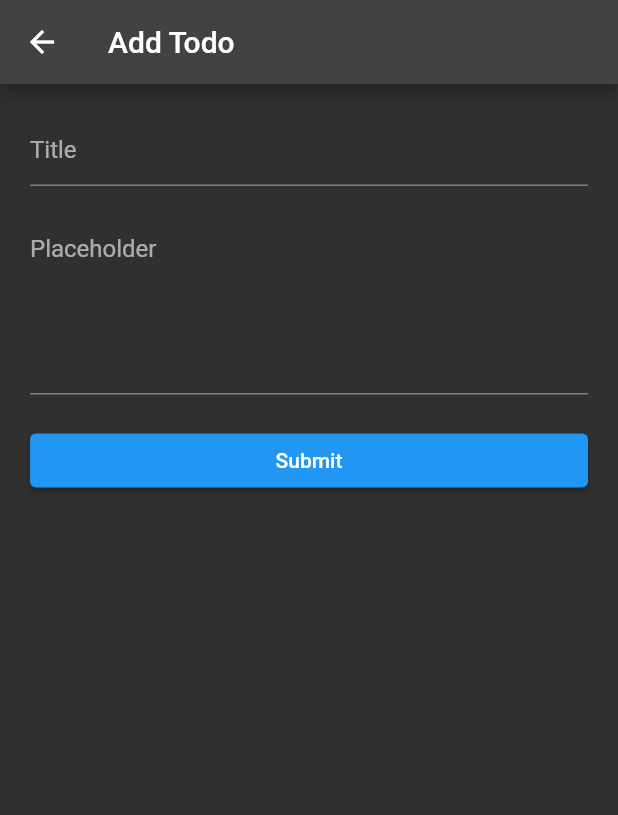
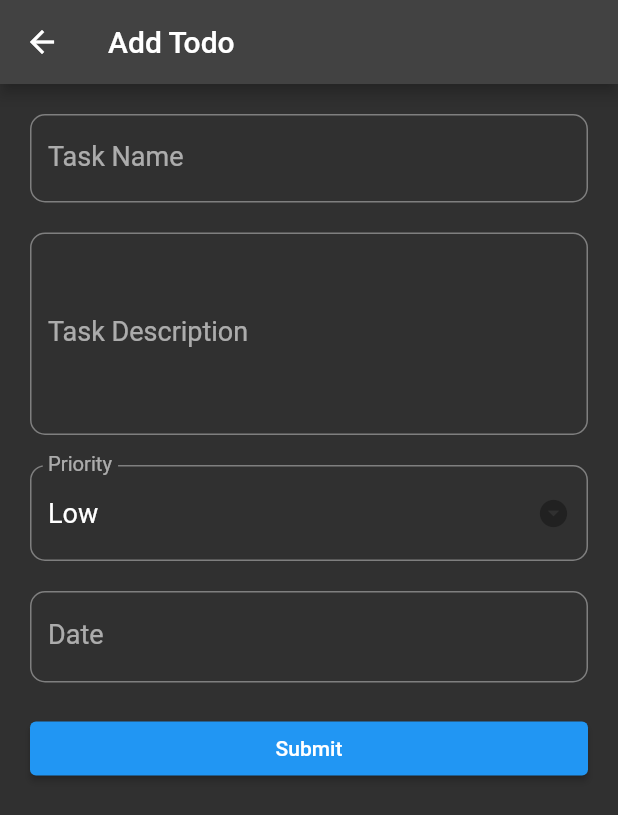
Before and after one commit to justinlaurenso166/Todo-List-Flutter, a Flutter app: the screen it shows after launch, after a tap on "Add", on a phone screen of 412 x 824 dp. Shown: the top 815 px of the screen. Run offline on Flutter 3.47's test engine with Material 2 defaults, Android fonts, the light colour scheme and no system bars; network calls fail.

Commit message:
Refactoring and Add New TextField

```diff
--- a/lib/main.dart
+++ b/lib/main.dart
@@ -11,6 +11,7 @@ class MyApp extends StatelessWidget {
   @override
   Widget build(BuildContext context) {
     return MaterialApp(
+      title: "Flutter Todo List",
       debugShowCheckedModeBanner: false,
       theme: ThemeData.dark(),
       home: TodoListPage(),
--- a/lib/screens/add_page.dart
+++ b/lib/screens/add_page.dart
@@ -5,6 +5,7 @@ import 'package:flutter/src/widgets/container.dart';
 import 'package:flutter/src/widgets/framework.dart';
 import 'package:http/http.dart' as http;
 import 'package:todo_list/services/todo_service.dart';
+import 'package:intl/intl.dart';
 
 import '../utils/snackbar_helpers.dart';
 
@@ -20,18 +21,38 @@ class _AddTodoPageState extends State<AddTodoPage> {
   TextEditingController titleController = TextEditingController();
   TextEditingController descriptionController = TextEditingController();
 
+  // String _priority;
   bool isEdit = false;
+  final List<String> _priorities = ['Low', 'Medium', 'High'];
+  DateTime _date = DateTime.now();
+  final TextEditingController _dateController = TextEditingController();
+  final DateFormat _dateFormatter = DateFormat('MMM dd, yyyy');
 
   @override
-  void initState(){
+  void initState() {
     super.initState();
     final todo = widget.todo;
-    if(todo != null){
+    if (todo != null) {
       isEdit = true;
       final title = todo['title'];
       final description = todo['description'];
       titleController.text = title;
       descriptionController.text = description;
+    }
+  }
+
+  _handleDatePicker() async {
+    final DateTime? date = await showDatePicker(
+      context: context,
+      initialDate: _date,
+      firstDate: DateTime(2000),
+      lastDate: DateTime(2100),
+    );
+    if (date != null && date != _date) {
+      setState(() {
+        _date = date;
+      });
+      _dateController.text = _dateFormatter.format(date);
     }
   }
 
@@ -42,25 +63,93 @@ class _AddTodoPageState extends State<AddTodoPage> {
         title: Text(isEdit ? "Edit Todo" : "Add Todo"),
       ),
       body: ListView(
-        padding: EdgeInsets.all(20),
+        padding: const EdgeInsets.all(20),
         children: [
           TextField(
             controller: titleController,
             decoration: InputDecoration(
-              hintText: ('Title'),
+              labelText: 'Task Name',
+              hintText: 'Enter Task',
+              labelStyle: TextStyle(fontSize: 18.0),
+              border: OutlineInputBorder(
+                borderRadius: BorderRadius.circular(10.0),
+              ),
             ),
           ),
-          SizedBox(height: 20,),
+          const SizedBox(
+            height: 20,
+          ),
           TextField(
             controller: descriptionController,
             decoration: InputDecoration(
-              hintText: ('Placeholder'),
+              labelText: 'Task Description',
+              hintText: 'Enter Task Description',
+              labelStyle: TextStyle(fontSize: 18.0),
+              border: OutlineInputBorder(
+                borderRadius: BorderRadius.circular(10.0),
+              ),
             ),
             keyboardType: TextInputType.multiline,
             minLines: 5,
             maxLines: 8,
           ),
-          SizedBox(height: 20,),
+          const SizedBox(
+            height: 20,
+          ),
+          DropdownButtonFormField(
+            isDense: true,
+            icon: Icon(Icons.arrow_drop_down_circle),
+            iconSize: 22.0,
+            iconEnabledColor: Theme.of(context).primaryColor,
+            items: _priorities.map((String priority) {
+              return DropdownMenuItem(
+                value: priority,
+                child: Text(
+                  priority,
+                  style: const TextStyle(
+                    color: Colors.white,
+                    fontSize: 18.0,
+                  ),
+                ),
+              );
+            }).toList(),
+            style: TextStyle(fontSize: 18.0),
+            decoration: InputDecoration(
+              labelText: 'Priority',
+              labelStyle: TextStyle(fontSize: 18.0),
+              border: OutlineInputBorder(
+                borderRadius: BorderRadius.circular(10.0),
+              ),
+            ),
+            // validator: (input) => _priority == null
+            //     ? 'Please select a priority level'
+            //     : null,
+            onChanged: (value) {
+              setState(() {
+                // _priority = value.toString();
+              });
+            },
+            value: _priorities[0],
+          ),
+          const SizedBox(
+            height: 20,
+          ),
+          TextFormField(
+            readOnly: true,
+            controller: _dateController,
+            style: TextStyle(fontSize: 18.0),
+            onTap: _handleDatePicker,
+            decoration: InputDecoration(
+              labelText: 'Date',
+              labelStyle: TextStyle(fontSize: 18.0),
+              border: OutlineInputBorder(
+                borderRadius: BorderRadius.circular(10.0),
+              ),
+            ),
+          ),
+          const SizedBox(
+            height: 20,
+          ),
           ElevatedButton(
             onPressed: !isEdit ? submitData : updateData,
             child: Padding(
@@ -73,33 +162,33 @@ class _AddTodoPageState extends State<AddTodoPage> {
     );
   }
 
-  Future<void> updateData() async{
+  Future<void> updateData() async {
     final todo = widget.todo;
-    if(todo == null){
+    if (todo == null) {
       print("you can not call updated without todo data");
       return;
     }
     final id = todo['_id'];
     final response = await TodoService.updateTodo(id, body);
 
-    if(response){
-      showSuccessMessage(context,message:'Update Success');
-    }else{
-      showErrorMessage(context, message:'Update Failed');
+    if (response) {
+      showSuccessMessage(context, message: 'Update Success');
+    } else {
+      showErrorMessage(context, message: 'Update Failed');
     }
   }
 
-  Future<void> submitData() async{
+  Future<void> submitData() async {
     // Get the data from form
 
     final response = await TodoService.addTodo(body);
     // Show success or fail message based on status
-    if(response){
+    if (response) {
       titleController.text = '';
       descriptionController.text = '';
-      showSuccessMessage(context,message:'Success');
-    }else{
-      showErrorMessage(context, message:'Failed');
+      showSuccessMessage(context, message: 'Success');
+    } else {
+      showErrorMessage(context, message: 'Failed');
     }
   }
 
@@ -112,5 +201,4 @@ class _AddTodoPageState extends State<AddTodoPage> {
       "is_completed": false,
     };
   }
-
 }
--- a/lib/screens/todo_list.dart
+++ b/lib/screens/todo_list.dart
@@ -34,24 +34,24 @@ class _TodoListPageState extends State<TodoListPage> {
       ),
       body: Visibility(
         visible: isLoading,
-        child: Center(child: CircularProgressIndicator()),
         replacement: RefreshIndicator(
           onRefresh: fetchTodo,
           child: Visibility(
             visible: items.isNotEmpty,
-            replacement: Center(child: Text("No Todo Item")),
+            replacement: const Center(child: Text("No Todo Item")),
             child: ListView.builder(
-              padding: EdgeInsets.all(8),
+              padding: const EdgeInsets.all(8),
               itemCount: items.length,
               itemBuilder: (context, index) {
                 final item = items[index] as Map;
                 final id = item['_id'] as String;
-                return TodoCard(index: index, item: item, navigateEdit: navigateToEditPage, deleteById: deleteById,
+                return TodoCard(id: id, index: index, item: item, navigateEdit: navigateToEditPage, deleteById: deleteById,
                 );
               },
             ),
           ),
         ),
+        child: const Center(child: CircularProgressIndicator()),
       ),
       floatingActionButton: FloatingActionButton.extended(
           onPressed: () {
--- a/lib/services/todo_service.dart
+++ b/lib/services/todo_service.dart
@@ -18,7 +18,6 @@ class TodoService {
     if (response.statusCode == 200) {
       final json = jsonDecode(response.body) as Map;
       final result = json['items'] as List;
-      print(result);
       return result;
     } else {
       return null;
--- a/pubspec.yaml
+++ b/pubspec.yaml
@@ -35,7 +35,7 @@ dependencies:
   # The following adds the Cupertino Icons font to your application.
   # Use with the CupertinoIcons class for iOS style icons.
   cupertino_icons: ^1.0.2
-  intl: ^0.16.1
+  intl: ^0.17.0
   sqflite: ^1.1.7
   path_provider: ^2.0.11
   toast: ^0.1.5
```
Also changed, not shown: lib/widget/todo_card.dart (+41 -5 lines), pubspec.lock.
